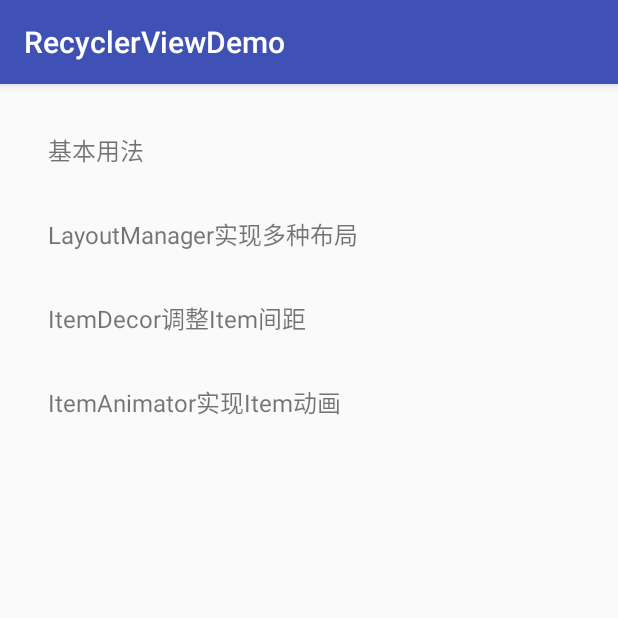
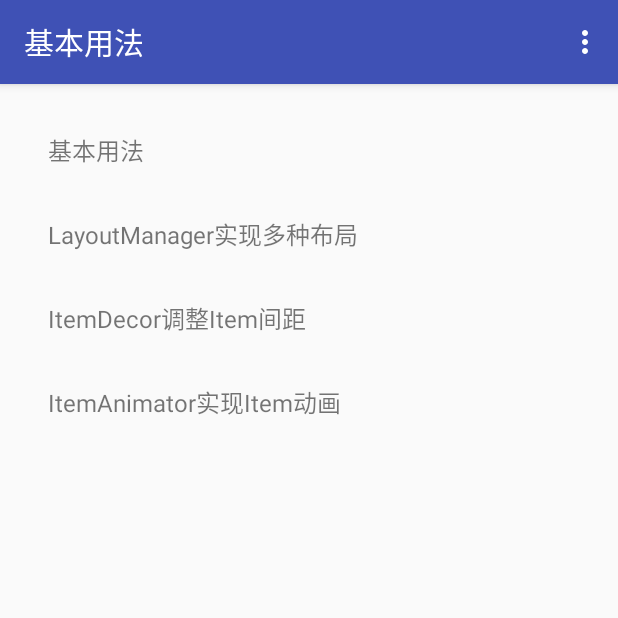
Before and after one commit to winter120/RecyclerViewDemo, an Android app: the screen it shows after launch (MainActivity), on a phone screen of 412 x 824 dp, the top half of it. Run offline under Robolectric (Android 15) with nearby library versions, the phone set to English and light mode, and no system bars.

Commit message:
usage of layoutmanager

```diff
--- /dev/null
+++ b/app/src/main/java/com/winter/recyclerviewdemo/LayoutManagerActivity.java
@@ -0,0 +1,17 @@
+package com.winter.recyclerviewdemo;
+
+import android.os.Bundle;
+import android.support.annotation.Nullable;
+import android.support.v7.app.AppCompatActivity;
+
+/**
+ * Created by Administrator on 2017/10/15.
+ */
+
+public class LayoutManagerActivity extends AppCompatActivity{
+
+    @Override
+    protected void onCreate(@Nullable Bundle savedInstanceState) {
+        super.onCreate(savedInstanceState);
+    }
+}
--- a/app/src/main/java/com/winter/recyclerviewdemo/MainActivity.java
+++ b/app/src/main/java/com/winter/recyclerviewdemo/MainActivity.java
@@ -1,11 +1,16 @@
 package com.winter.recyclerviewdemo;
 
 import android.os.Bundle;
+import android.support.v7.app.ActionBar;
 import android.support.v7.app.AppCompatActivity;
 import android.support.v7.widget.AppCompatTextView;
+import android.support.v7.widget.GridLayoutManager;
 import android.support.v7.widget.LinearLayoutManager;
 import android.support.v7.widget.RecyclerView;
+import android.support.v7.widget.StaggeredGridLayoutManager;
 import android.view.LayoutInflater;
+import android.view.Menu;
+import android.view.MenuItem;
 import android.view.View;
 import android.view.ViewGroup;
 import android.widget.TextView;
@@ -13,14 +18,30 @@ import android.widget.Toast;
 
 public class MainActivity extends AppCompatActivity {
     private String[] menus;
+    private LinearLayoutManager linearLayoutManagerVertical, linearLayoutManagerHorizontal;
+    private GridLayoutManager gridLayoutManager;
+    private StaggeredGridLayoutManager staggeredGridLayoutManager;
+    private RecyclerView recyclerView;
 
     @Override
     protected void onCreate(Bundle savedInstanceState) {
         super.onCreate(savedInstanceState);
         setContentView(R.layout.activity_main);
-        RecyclerView recyclerView = (RecyclerView) findViewById(R.id.recycler_view);
+        recyclerView = (RecyclerView) findViewById(R.id.recycler_view);
         menus = getResources().getStringArray(R.array.main_menu);
+        ActionBar actionBar = getSupportActionBar();
+        if (null != actionBar) {
+            actionBar.setTitle(R.string.base_usage);
+        }
         recyclerView.setAdapter(new MyAdapter());
+        //线性布局，不指定方向时，默认竖直排列。
+        linearLayoutManagerVertical = new LinearLayoutManager(this);
+        //第三个参数指定是否把数据反转，后面的数据先显示。
+        linearLayoutManagerHorizontal = new LinearLayoutManager(this, LinearLayoutManager.HORIZONTAL, false);
+        //第二个参数指定表格分为几列。
+        gridLayoutManager = new GridLayoutManager(this, 3);
+        //瀑布流也分竖直和水平方向，就不展开说明了。
+        staggeredGridLayoutManager = new StaggeredGridLayoutManager(2, StaggeredGridLayoutManager.VERTICAL);
         //LayoutManager是必须的，否则无法显示。
         recyclerView.setLayoutManager(new LinearLayoutManager(this));
     }
@@ -33,6 +54,31 @@ public class MainActivity extends AppCompatActivity {
             super(itemView);
             this.textView = (AppCompatTextView) itemView;
         }
+    }
+
+    @Override
+    public boolean onCreateOptionsMenu(Menu menu) {
+        getMenuInflater().inflate(R.menu.menu_main_active, menu);
+        return super.onCreateOptionsMenu(menu);
+    }
+
+    @Override
+    public boolean onOptionsItemSelected(MenuItem item) {
+        switch (item.getItemId()) {
+            case R.id.menu_linear_layout_vertical:
+                recyclerView.setLayoutManager(linearLayoutManagerVertical);
+                break;
+            case R.id.menu_linear_layout_horizontal:
+                recyclerView.setLayoutManager(linearLayoutManagerHorizontal);
+                break;
+            case R.id.menu_grid_layout:
+                recyclerView.setLayoutManager(gridLayoutManager);
+                break;
+            case R.id.menu_staggered_layout:
+                recyclerView.setLayoutManager(staggeredGridLayoutManager);
+                break;
+        }
+        return super.onOptionsItemSelected(item);
     }
 
     private class MyAdapter extends RecyclerView.Adapter<MyHolder> {
--- /dev/null
+++ b/app/src/main/res/drawable/ic_grid_layout.xml
@@ -0,0 +1,9 @@
+<vector xmlns:android="http://schemas.android.com/apk/res/android"
+        android:width="24dp"
+        android:height="24dp"
+        android:viewportWidth="24.0"
+        android:viewportHeight="24.0">
+    <path
+        android:fillColor="#FF000000"
+        android:pathData="M4,8h4L8,4L4,4v4zM10,20h4v-4h-4v4zM4,20h4v-4L4,16v4zM4,14h4v-4L4,10v4zM10,14h4v-4h-4v4zM16,4v4h4L20,4h-4zM10,8h4L14,4h-4v4zM16,14h4v-4h-4v4zM16,20h4v-4h-4v4z"/>
+</vector>
--- /dev/null
+++ b/app/src/main/res/drawable/ic_linear_layout_horizontal.xml
@@ -0,0 +1,9 @@
+<vector xmlns:android="http://schemas.android.com/apk/res/android"
+        android:width="24dp"
+        android:height="24dp"
+        android:viewportWidth="24.0"
+        android:viewportHeight="24.0">
+    <path
+        android:fillColor="#FF000000"
+        android:pathData="M3,15h18v-2L3,13v2zM3,19h18v-2L3,17v2zM3,11h18L21,9L3,9v2zM3,5v2h18L21,5L3,5z"/>
+</vector>
--- /dev/null
+++ b/app/src/main/res/drawable/ic_linear_layout_vertical.xml
@@ -0,0 +1,9 @@
+<vector xmlns:android="http://schemas.android.com/apk/res/android"
+    android:width="24dp"
+    android:height="24dp"
+    android:viewportHeight="24.0"
+    android:viewportWidth="24.0">
+        <path
+            android:fillColor="#FF000000"
+            android:pathData="M15,3v18h-2L13,3h2zM19,3v18h-2L17,3h2zM11,3v18L9,21L9,3h2zM5,3h2v18L5,21L5,3z" />
+</vector>
--- /dev/null
+++ b/app/src/main/res/menu/menu_main_active.xml
@@ -0,0 +1,23 @@
+<?xml version="1.0" encoding="utf-8"?>
+<menu xmlns:android="http://schemas.android.com/apk/res/android">
+
+    <item
+        android:id="@+id/menu_linear_layout_vertical"
+        android:icon="@drawable/ic_linear_layout_vertical"
+        android:title="@string/linear_layout_vertical" />
+
+    <item
+        android:id="@+id/menu_linear_layout_horizontal"
+        android:icon="@drawable/ic_linear_layout_horizontal"
+        android:title="@string/linear_layout_horizontal" />
+
+    <item
+        android:id="@+id/menu_grid_layout"
+        android:icon="@drawable/ic_grid_layout"
+        android:title="@string/grid_layout" />
+
+    <item
+        android:id="@+id/menu_staggered_layout"
+        android:icon="@drawable/ic_grid_layout"
+        android:title="@string/staggered_grid_layout" />
+</menu>
--- a/app/src/main/res/values/strings.xml
+++ b/app/src/main/res/values/strings.xml
@@ -1,10 +1,16 @@
 <resources>
     <string name="app_name">RecyclerViewDemo</string>
 
+    <string name="base_usage">基本用法</string>
     <string-array name="main_menu">
         <item>基本用法</item>
         <item>LayoutManager实现多种布局</item>
         <item>ItemDecor调整Item间距</item>
         <item>ItemAnimator实现Item动画</item>
     </string-array>
+
+    <string name="linear_layout_vertical">LinearLayout(Vertical)</string>
+    <string name="linear_layout_horizontal">LinearLayout(Horizontal)</string>
+    <string name="grid_layout">GridLayout</string>
+    <string name="staggered_grid_layout">StaggeredGridLayout</string>
 </resources>
```
